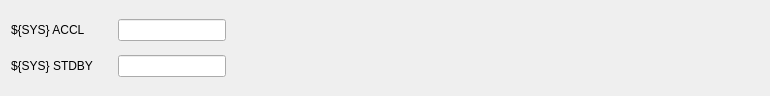
Qt form hl_triggers_sys.ui (cristinasewell/ATCA_PyDM_Screens) before a commit.
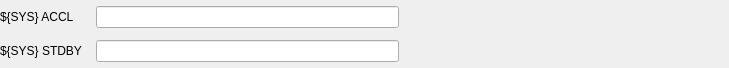
The same form after that commit. Custom widgets are drawn as their Qt base class.

```diff
--- a/hl_triggers_sys.ui
+++ b/hl_triggers_sys.ui
@@ -6,52 +6,119 @@
    <rect>
     <x>0</x>
     <y>0</y>
-    <width>770</width>
-    <height>96</height>
+    <width>729</width>
+    <height>68</height>
    </rect>
   </property>
   <property name="windowTitle">
    <string>Form</string>
   </property>
   <layout class="QHBoxLayout" name="horizontalLayout">
+   <property name="leftMargin">
+    <number>0</number>
+   </property>
+   <property name="topMargin">
+    <number>0</number>
+   </property>
+   <property name="rightMargin">
+    <number>0</number>
+   </property>
+   <property name="bottomMargin">
+    <number>0</number>
+   </property>
    <item>
     <layout class="QGridLayout" name="gridLayout" columnstretch="0,0,0,0,0,0,0">
-     <item row="1" column="4">
-      <widget class="PyDMLabel" name="PyDMLabel_2">
-       <property name="sizePolicy">
-        <sizepolicy hsizetype="Preferred" vsizetype="Maximum">
-         <horstretch>0</horstretch>
-         <verstretch>0</verstretch>
-        </sizepolicy>
-       </property>
-       <property name="toolTip">
-        <string/>
-       </property>
-       <property name="alignment">
-        <set>Qt::AlignCenter</set>
-       </property>
-       <property name="channel" stdset="0">
-        <string>ca://${DEVICE}:${SYS}_STDBY_TRGDELAY </string>
-       </property>
-      </widget>
-     </item>
      <item row="1" column="0">
       <widget class="QLabel" name="label_2">
-       <property name="sizePolicy">
-        <sizepolicy hsizetype="Preferred" vsizetype="Maximum">
-         <horstretch>0</horstretch>
-         <verstretch>0</verstretch>
-        </sizepolicy>
+       <property name="minimumSize">
+        <size>
+         <width>90</width>
+         <height>0</height>
+        </size>
        </property>
        <property name="text">
         <string>${SYS} STDBY</string>
        </property>
       </widget>
      </item>
+     <item row="1" column="4">
+      <widget class="PyDMLabel" name="PyDMLabel_2">
+       <property name="minimumSize">
+        <size>
+         <width>100</width>
+         <height>20</height>
+        </size>
+       </property>
+       <property name="maximumSize">
+        <size>
+         <width>16777215</width>
+         <height>20</height>
+        </size>
+       </property>
+       <property name="toolTip">
+        <string/>
+       </property>
+       <property name="alignment">
+        <set>Qt::AlignCenter</set>
+       </property>
+       <property name="channel" stdset="0">
+        <string>ca://${DEVICE}:${SYS}_STDBY_TRGDELAY </string>
+       </property>
+      </widget>
+     </item>
+     <item row="0" column="3">
+      <widget class="PyDMEnumButton" name="PyDMEnumButton_3">
+       <property name="enabled">
+        <bool>true</bool>
+       </property>
+       <property name="sizePolicy">
+        <sizepolicy hsizetype="Preferred" vsizetype="Maximum">
+         <horstretch>0</horstretch>
+         <verstretch>0</verstretch>
+        </sizepolicy>
+       </property>
+       <property name="maximumSize">
+        <size>
+         <width>16777215</width>
+         <height>30</height>
+        </size>
+       </property>
+       <property name="toolTip">
+        <string/>
+       </property>
+       <property name="channel" stdset="0">
+        <string>${DEVICE}:${SYS}_ACCEL_TRGPOLARITY </string>
+       </property>
+       <property name="orientation" stdset="0">
+        <enum>Qt::Horizontal</enum>
+       </property>
+       <property name="marginTop" stdset="0">
+        <number>0</number>
+       </property>
+       <property name="marginBottom" stdset="0">
+        <number>0</number>
+       </property>
+       <property name="marginLeft" stdset="0">
+        <number>0</number>
+       </property>
+       <property name="marginRight" stdset="0">
+        <number>0</number>
+       </property>
+       <property name="horizontalSpacing" stdset="0">
+        <number>0</number>
+       </property>
+       <property name="verticalSpacing" stdset="0">
+        <number>0</number>
+       </property>
+      </widget>
+     </item>
      <item row="0" column="2">
       <widget class="PyDMEnumButton" name="PyDMEnumButton">
+       <property name="enabled">
+        <bool>true</bool>
+       </property>
        <property name="sizePolicy">
-        <sizepolicy hsizetype="Preferred" vsizetype="Maximum">
+        <sizepolicy hsizetype="Preferred" vsizetype="Fixed">
          <horstretch>0</horstretch>
          <verstretch>0</verstretch>
         </sizepolicy>
@@ -97,14 +164,23 @@
        </property>
       </widget>
      </item>
-     <item row="0" column="4">
-      <widget class="PyDMLabel" name="PyDMLabel">
+     <item row="0" column="5" rowspan="2">
+      <widget class="PyDMLabel" name="PyDMLabel_3">
+       <property name="enabled">
+        <bool>true</bool>
+       </property>
        <property name="sizePolicy">
         <sizepolicy hsizetype="Preferred" vsizetype="Maximum">
          <horstretch>0</horstretch>
          <verstretch>0</verstretch>
         </sizepolicy>
        </property>
+       <property name="minimumSize">
+        <size>
+         <width>100</width>
+         <height>0</height>
+        </size>
+       </property>
        <property name="toolTip">
         <string/>
        </property>
@@ -119,7 +195,7 @@
      <item row="1" column="2">
       <widget class="PyDMEnumButton" name="PyDMEnumButton_2">
        <property name="sizePolicy">
-        <sizepolicy hsizetype="Preferred" vsizetype="Maximum">
+        <sizepolicy hsizetype="Preferred" vsizetype="Fixed">
          <horstretch>0</horstretch>
          <verstretch>0</verstretch>
         </sizepolicy>
@@ -165,13 +241,22 @@
        </property>
       </widget>
      </item>
-     <item row="0" column="1">
-      <widget class="PyDMLineEdit" name="PyDMLineEdit">
-       <property name="sizePolicy">
-        <sizepolicy hsizetype="Preferred" vsizetype="Maximum">
-         <horstretch>0</horstretch>
-         <verstretch>0</verstretch>
-        </sizepolicy>
+     <item row="0" column="6">
+      <widget class="PyDMLabel" name="PyDMLabel_4">
+       <property name="enabled">
+        <bool>true</bool>
+       </property>
+       <property name="minimumSize">
+        <size>
+         <width>100</width>
+         <height>20</height>
+        </size>
+       </property>
+       <property name="maximumSize">
+        <size>
+         <width>16777215</width>
+         <height>20</height>
+        </size>
        </property>
        <property name="toolTip">
         <string/>
@@ -184,11 +269,17 @@
      <item row="1" column="1">
       <widget class="PyDMLineEdit" name="PyDMLineEdit_2">
        <property name="sizePolicy">
-        <sizepolicy hsizetype="Preferred" vsizetype="Maximum">
+        <sizepolicy hsizetype="MinimumExpanding" vsizetype="Fixed">
          <horstretch>0</horstretch>
          <verstretch>0</verstretch>
         </sizepolicy>
        </property>
+       <property name="minimumSize">
+        <size>
+         <width>100</width>
+         <height>0</height>
+        </size>
+       </property>
        <property name="toolTip">
         <string/>
        </property>
@@ -289,26 +380,22 @@
        </property>
       </widget>
      </item>
-     <item row="0" column="0">
-      <widget class="QLabel" name="label">
-       <property name="sizePolicy">
-        <sizepolicy hsizetype="Preferred" vsizetype="Maximum">
-         <horstretch>0</horstretch>
-         <verstretch>0</verstretch>
-        </sizepolicy>
+     <item row="0" column="4">
+      <widget class="PyDMLabel" name="PyDMLabel">
+       <property name="enabled">
+        <bool>true</bool>
        </property>
-       <property name="text">
-        <string>${SYS} ACCL</string>
+       <property name="minimumSize">
+        <size>
+         <width>100</width>
+         <height>20</height>
+        </size>
        </property>
-      </widget>
-     </item>
-     <item row="0" column="6">
-      <widget class="PyDMLabel" name="PyDMLabel_4">
-       <property name="sizePolicy">
-        <sizepolicy hsizetype="Preferred" vsizetype="Maximum">
-         <horstretch>0</horstretch>
-         <verstretch>0</verstretch>
-        </sizepolicy>
+       <property name="maximumSize">
+        <size>
+         <width>16777215</width>
+         <height>20</height>
+        </size>
        </property>
        <property name="toolTip">
         <string/>
@@ -323,11 +410,17 @@
      </item>
      <item row="1" column="6">
       <widget class="PyDMLabel" name="PyDMLabel_5">
-       <property name="sizePolicy">
-        <sizepolicy hsizetype="Preferred" vsizetype="Maximum">
-         <horstretch>0</horstretch>
-         <verstretch>0</verstretch>
-        </sizepolicy>
+       <property name="minimumSize">
+        <size>
+         <width>100</width>
+         <height>20</height>
+        </size>
+       </property>
+       <property name="maximumSize">
+        <size>
+         <width>16777215</width>
+         <height>20</height>
+        </size>
        </property>
        <property name="toolTip">
         <string/>
@@ -340,25 +433,44 @@
        </property>
       </widget>
      </item>
-     <item row="0" column="5" rowspan="2">
-      <widget class="PyDMLabel" name="PyDMLabel_3">
+     <item row="0" column="1">
+      <widget class="PyDMLineEdit" name="PyDMLineEdit">
+       <property name="enabled">
+        <bool>true</bool>
+       </property>
        <property name="sizePolicy">
-        <sizepolicy hsizetype="Preferred" vsizetype="Maximum">
+        <sizepolicy hsizetype="MinimumExpanding" vsizetype="Fixed">
          <horstretch>0</horstretch>
          <verstretch>0</verstretch>
         </sizepolicy>
        </property>
+       <property name="minimumSize">
+        <size>
+         <width>100</width>
+         <height>0</height>
+        </size>
+       </property>
        <property name="toolTip">
         <string/>
        </property>
-       <property name="styleSheet">
-        <string notr="true"/>
-       </property>
-       <property name="alignment">
-        <set>Qt::AlignCenter</set>
-       </property>
        <property name="channel" stdset="0">
-        <string>ca://${DEVICE}:${SYS}_DELAY </string>
+        <string>ca://${DEVICE}:${SYS}_ACCEL_EVCODE</string>
+       </property>
+      </widget>
+     </item>
+     <item row="0" column="0">
+      <widget class="QLabel" name="label">
+       <property name="enabled">
+        <bool>true</bool>
+       </property>
+       <property name="minimumSize">
+        <size>
+         <width>90</width>
+         <height>0</height>
+        </size>
+       </property>
+       <property name="text">
+        <string>${SYS} ACCL</string>
        </property>
       </widget>
      </item>
```
Left out of the diff: 52 changed lines with no effect on the pictures.
